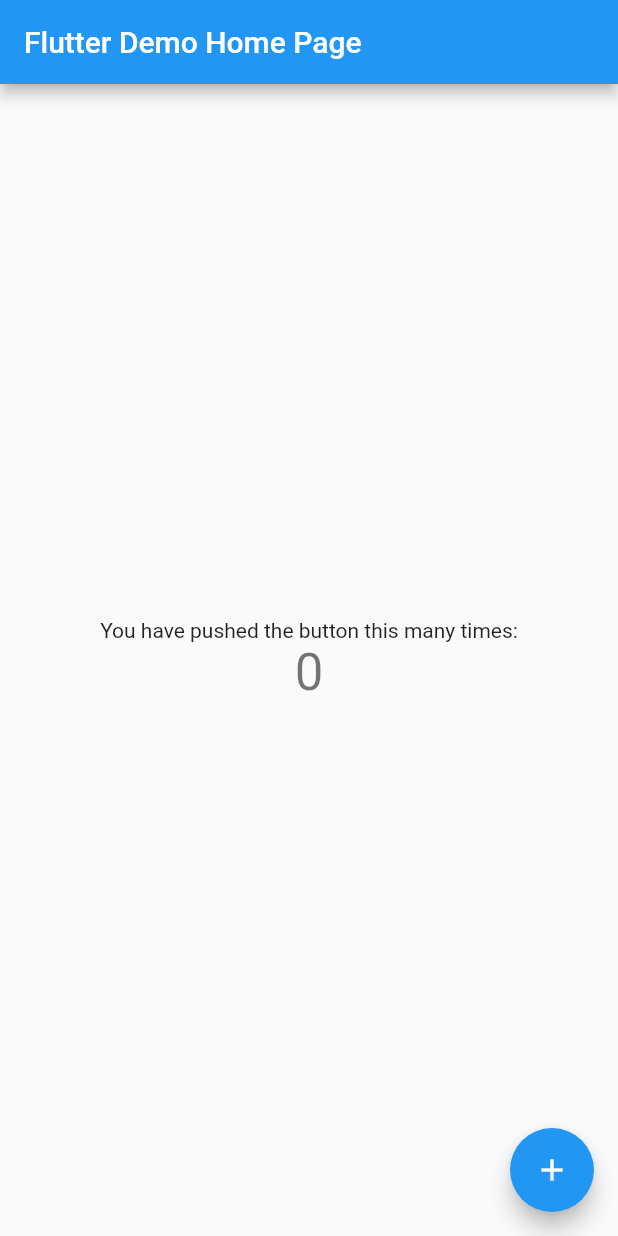
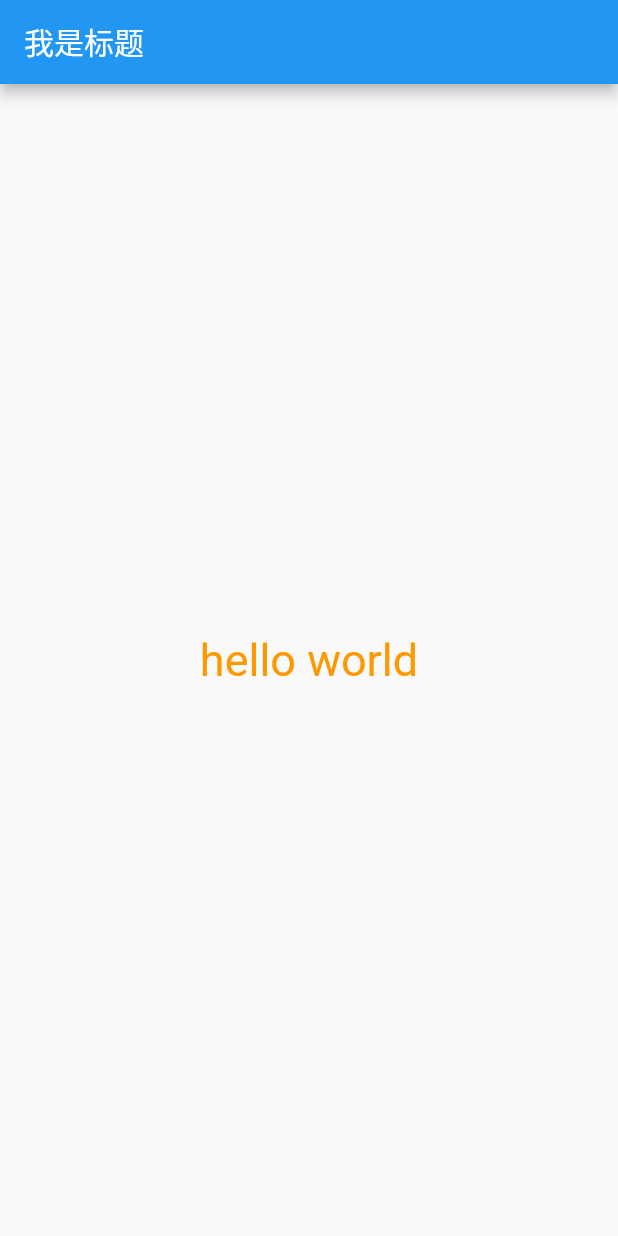
Before and after one commit to TangYunc/LearnFlutter, a Flutter app: the screen it shows after launch, on a phone screen of 412 x 824 dp. Run offline on Flutter 3.47's test engine with Material 2 defaults, Android fonts, the phone set to English and light mode, and no system bars.

Commit message:
第一次提交

```diff
--- a/learn_flutter/lib/main.dart
+++ b/learn_flutter/lib/main.dart
@@ -1,117 +1,33 @@
 import 'package:flutter/material.dart';
 
+/**
+ * 创建main函数
+ * 执行runApp()函数
+ * 传入widget-> Text Widget
+ */
+
+///main函数作为入口
 void main() {
-  runApp(MyApp());
-}
-
-class MyApp extends StatelessWidget {
-  // This widget is the root of your application.
-  @override
-  Widget build(BuildContext context) {
-    return MaterialApp(
-      title: 'Flutter Demo',
-      theme: ThemeData(
-        // This is the theme of your application.
-        //
-        // Try running your application with "flutter run". You'll see the
-        // application has a blue toolbar. Then, without quitting the app, try
-        // changing the primarySwatch below to Colors.green and then invoke
-        // "hot reload" (press "r" in the console where you ran "flutter run",
-        // or simply save your changes to "hot reload" in a Flutter IDE).
-        // Notice that the counter didn't reset back to zero; the application
-        // is not restarted.
-        primarySwatch: Colors.blue,
-        // This makes the visual density adapt to the platform that you run
-        // the app on. For desktop platforms, the controls will be smaller and
-        // closer together (more dense) than on mobile platforms.
-        visualDensity: VisualDensity.adaptivePlatformDensity,
-      ),
-      home: MyHomePage(title: 'Flutter Demo Home Page'),
-    );
-  }
-}
-
-class MyHomePage extends StatefulWidget {
-  MyHomePage({Key key, this.title}) : super(key: key);
-
-  // This widget is the home page of your application. It is stateful, meaning
-  // that it has a State object (defined below) that contains fields that affect
-  // how it looks.
-
-  // This class is the configuration for the state. It holds the values (in this
-  // case the title) provided by the parent (in this case the App widget) and
-  // used by the build method of the State. Fields in a Widget subclass are
-  // always marked "final".
-
-  final String title;
-
-  @override
-  _MyHomePageState createState() => _MyHomePageState();
-}
-
-class _MyHomePageState extends State<MyHomePage> {
-  int _counter = 0;
-
-  void _incrementCounter() {
-    setState(() {
-      // This call to setState tells the Flutter framework that something has
-      // changed in this State, which causes it to rerun the build method below
-      // so that the display can reflect the updated values. If we changed
-      // _counter without calling setState(), then the build method would not be
-      // called again, and so nothing would appear to happen.
-      _counter++;
-    });
-  }
-
-  @override
-  Widget build(BuildContext context) {
-    // This method is rerun every time setState is called, for instance as done
-    // by the _incrementCounter method above.
-    //
-    // The Flutter framework has been optimized to make rerunning build methods
-    // fast, so that you can just rebuild anything that needs updating rather
-    // than having to individually change instances of widgets.
-    return Scaffold(
-      appBar: AppBar(
-        // Here we take the value from the MyHomePage object that was created by
-        // the App.build method, and use it to set our appbar title.
-        title: Text(widget.title),
-      ),
-      body: Center(
-        // Center is a layout widget. It takes a single child and positions it
-        // in the middle of the parent.
-        child: Column(
-          // Column is also a layout widget. It takes a list of children and
-          // arranges them vertically. By default, it sizes itself to fit its
-          // children horizontally, and tries to be as tall as its parent.
-          //
-          // Invoke "debug painting" (press "p" in the console, choose the
-          // "Toggle Debug Paint" action from the Flutter Inspector in Android
-          // Studio, or the "Toggle Debug Paint" command in Visual Studio Code)
-          // to see the wireframe for each widget.
-          //
-          // Column has various properties to control how it sizes itself and
-          // how it positions its children. Here we use mainAxisAlignment to
-          // center the children vertically; the main axis here is the vertical
-          // axis because Columns are vertical (the cross axis would be
-          // horizontal).
-          mainAxisAlignment: MainAxisAlignment.center,
-          children: <Widget>[
-            Text(
-              'You have pushed the button this many times:',
+  runApp(
+    MaterialApp(
+      title: "hello world abc",//Android 多应用切换时会显示的标题
+      home: Scaffold(
+        appBar: AppBar(
+          title: Text(
+              "我是标题"
+          ),
+        ),
+        body: Center(
+          child: Text(
+            "hello world",
+            textDirection: TextDirection.ltr,
+            style: TextStyle(
+                fontSize: 30,
+                color: Colors.orange
             ),
-            Text(
-              '$_counter',
-              style: Theme.of(context).textTheme.headline4,
-            ),
-          ],
+          ),
         ),
       ),
-      floatingActionButton: FloatingActionButton(
-        onPressed: _incrementCounter,
-        tooltip: 'Increment',
-        child: Icon(Icons.add),
-      ), // This trailing comma makes auto-formatting nicer for build methods.
-    );
-  }
+    )
+  );
 }
```
